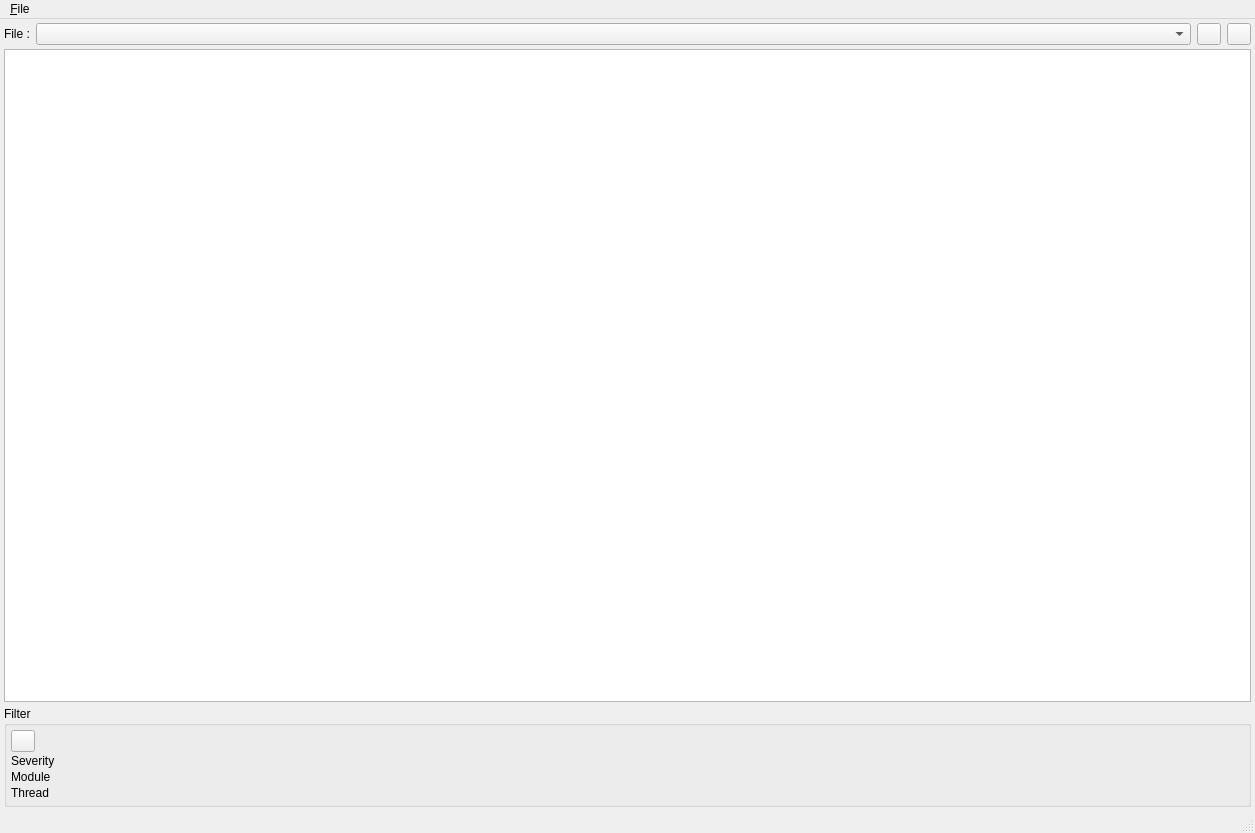
Before: the Qt Designer form application/Tools/LogViewer/MainWindow.ui in Ummon/D-LAN, drawn with Qt 5.
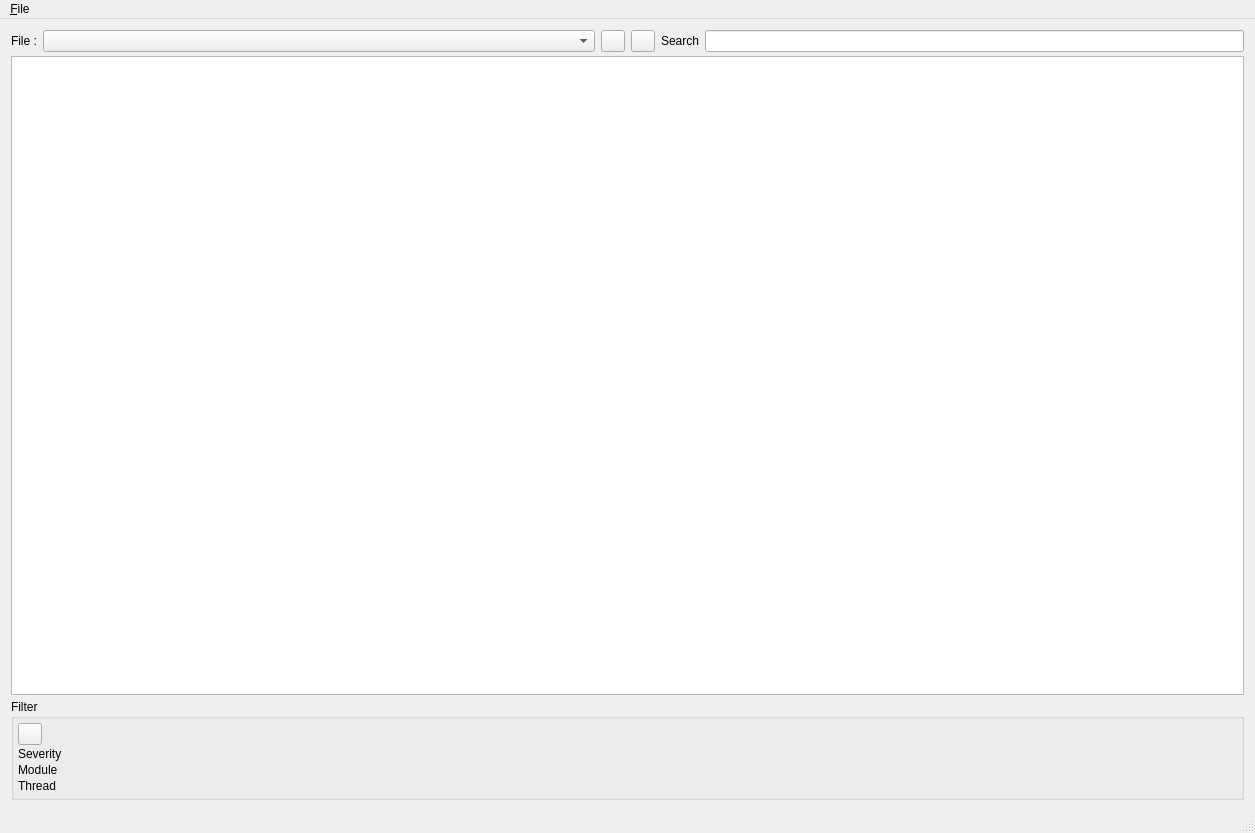
After: the same form once the commit is applied. Icons and pictures are not drawn.

Commit message: Add a very simple search feature to Log Viewer.

What changed in the file:
```diff
--- a/application/Tools/LogViewer/MainWindow.ui
+++ b/application/Tools/LogViewer/MainWindow.ui
@@ -36,11 +36,8 @@
     <property name="spacing">
      <number>4</number>
     </property>
-    <property name="margin" stdset="0">
-     <number>4</number>
-    </property>
     <item>
-     <layout class="QHBoxLayout" name="layHeader" stretch="1,0">
+     <layout class="QHBoxLayout" name="layHeader" stretch="1,0,1">
       <property name="spacing">
        <number>6</number>
       </property>
@@ -130,6 +127,20 @@
         </item>
        </layout>
       </item>
+      <item>
+       <layout class="QHBoxLayout" name="laySearch">
+        <item>
+         <widget class="QLabel" name="lblSearch">
+          <property name="text">
+           <string>Search</string>
+          </property>
+         </widget>
+        </item>
+        <item>
+         <widget class="QLineEdit" name="txtSearch"/>
+        </item>
+       </layout>
+      </item>
      </layout>
     </item>
     <item>
```
The commit also changes 4 other files.
